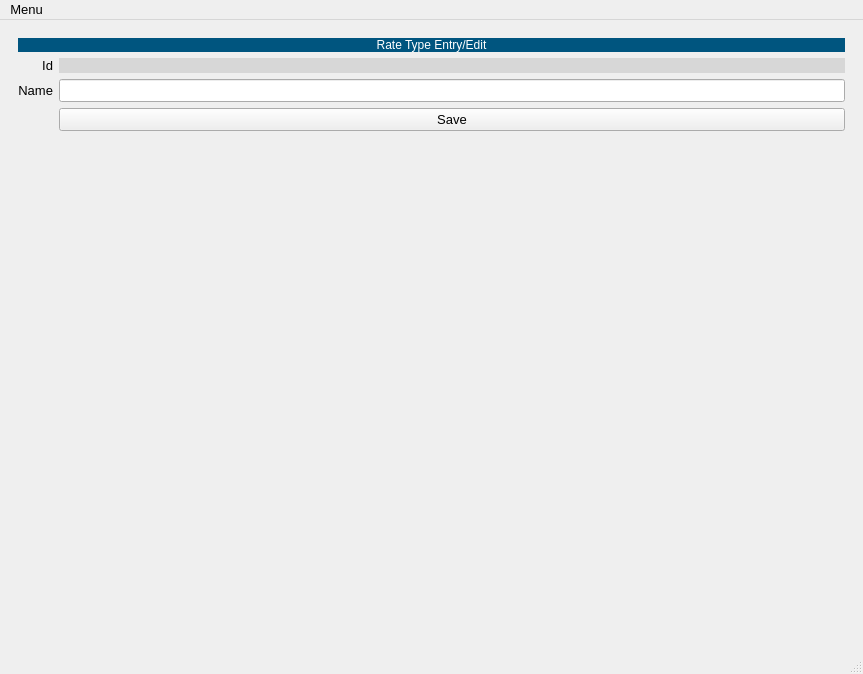
Soapey/HQCPQ, file app/gui/ui_files/main_window.ui: the form before one commit.
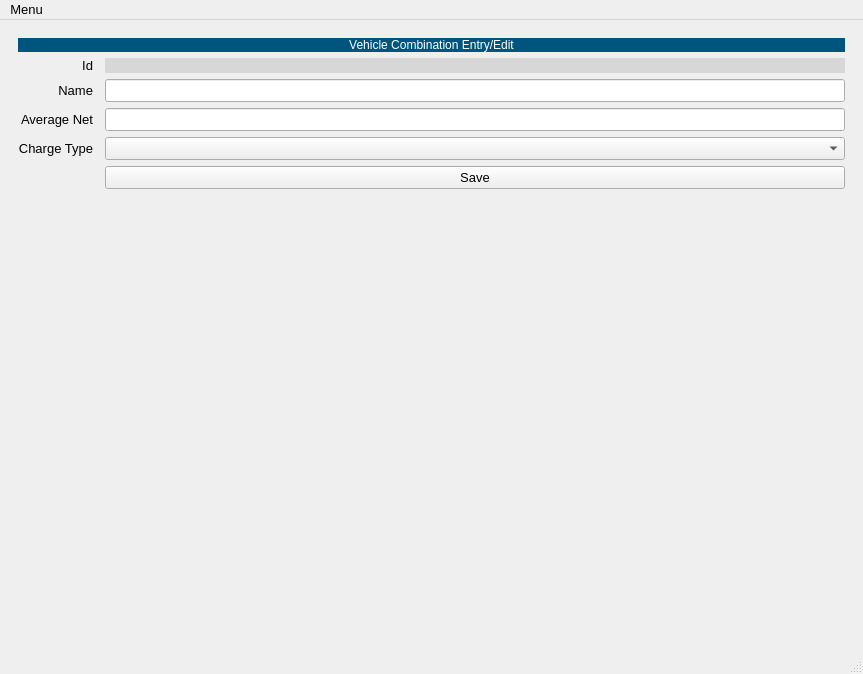
The form after the commit.

```diff
--- a/app/gui/ui_files/main_window.ui
+++ b/app/gui/ui_files/main_window.ui
@@ -33,7 +33,7 @@
        <bool>false</bool>
       </property>
       <property name="currentIndex">
-       <number>5</number>
+       <number>7</number>
       </property>
       <widget class="QWidget" name="pageQuotes">
        <layout class="QGridLayout" name="gridLayout_3">
@@ -528,6 +528,199 @@
         </item>
        </layout>
       </widget>
+      <widget class="QWidget" name="pageVehicleCombinations">
+       <layout class="QGridLayout" name="gridLayout_14">
+        <item row="0" column="0" colspan="3">
+         <widget class="QLabel" name="lblVehicleCombinations_Header">
+          <property name="styleSheet">
+           <string notr="true">background-color: rgb(0, 85, 127);
+color: rgb(255, 255, 255);
+font: 75 14pt &quot;Helvetica&quot;;</string>
+          </property>
+          <property name="text">
+           <string>Vehicle Combinations</string>
+          </property>
+          <property name="alignment">
+           <set>Qt::AlignCenter</set>
+          </property>
+         </widget>
+        </item>
+        <item row="1" column="0">
+         <widget class="QPushButton" name="btnNewVehicleCombination">
+          <property name="text">
+           <string>New</string>
+          </property>
+         </widget>
+        </item>
+        <item row="1" column="1">
+         <widget class="QPushButton" name="btnEditVehicleCombination">
+          <property name="text">
+           <string>Edit</string>
+          </property>
+         </widget>
+        </item>
+        <item row="1" column="2">
+         <widget class="QPushButton" name="btnDeleteVehicleCombination">
+          <property name="text">
+           <string>Delete</string>
+          </property>
+         </widget>
+        </item>
+        <item row="2" column="0" colspan="3">
+         <widget class="QLineEdit" name="txtVehicleCombinationSearch"/>
+        </item>
+        <item row="3" column="0" colspan="3">
+         <widget class="QTableWidget" name="tblVehicleCombinations">
+          <property name="sizeAdjustPolicy">
+           <enum>QAbstractScrollArea::AdjustToContents</enum>
+          </property>
+          <property name="editTriggers">
+           <set>QAbstractItemView::NoEditTriggers</set>
+          </property>
+          <property name="selectionMode">
+           <enum>QAbstractItemView::SingleSelection</enum>
+          </property>
+          <property name="selectionBehavior">
+           <enum>QAbstractItemView::SelectRows</enum>
+          </property>
+          <property name="columnCount">
+           <number>0</number>
+          </property>
+          <attribute name="horizontalHeaderStretchLastSection">
+           <bool>true</bool>
+          </attribute>
+          <attribute name="verticalHeaderVisible">
+           <bool>false</bool>
+          </attribute>
+          <attribute name="verticalHeaderStretchLastSection">
+           <bool>false</bool>
+          </attribute>
+         </widget>
+        </item>
+       </layout>
+      </widget>
+      <widget class="QWidget" name="pageVehicleCombinationEntry">
+       <layout class="QGridLayout" name="gridLayout_15">
+        <item row="2" column="2">
+         <widget class="QLineEdit" name="txtVehicleCombination_Name"/>
+        </item>
+        <item row="6" column="0" colspan="3">
+         <spacer name="verticalSpacer_5">
+          <property name="orientation">
+           <enum>Qt::Vertical</enum>
+          </property>
+          <property name="sizeHint" stdset="0">
+           <size>
+            <width>824</width>
+            <height>430</height>
+           </size>
+          </property>
+         </spacer>
+        </item>
+        <item row="0" column="0" colspan="3">
+         <widget class="QLabel" name="lblVehicleCombinationEntry_Header">
+          <property name="styleSheet">
+           <string notr="true">background-color: rgb(0, 85, 127);
+color: rgb(255, 255, 255);
+font: 75 14pt &quot;Helvetica&quot;;</string>
+          </property>
+          <property name="text">
+           <string>Vehicle Combination Entry/Edit</string>
+          </property>
+          <property name="alignment">
+           <set>Qt::AlignCenter</set>
+          </property>
+         </widget>
+        </item>
+        <item row="1" column="0">
+         <widget class="QLabel" name="lblVehicleCombinationId_Label">
+          <property name="sizePolicy">
+           <sizepolicy hsizetype="Preferred" vsizetype="Maximum">
+            <horstretch>0</horstretch>
+            <verstretch>0</verstretch>
+           </sizepolicy>
+          </property>
+          <property name="layoutDirection">
+           <enum>Qt::LeftToRight</enum>
+          </property>
+          <property name="text">
+           <string>Id</string>
+          </property>
+          <property name="alignment">
+           <set>Qt::AlignRight|Qt::AlignTrailing|Qt::AlignVCenter</set>
+          </property>
+         </widget>
+        </item>
+        <item row="1" column="2">
+         <widget class="QLabel" name="lblVehicleCombinationId">
+          <property name="sizePolicy">
+           <sizepolicy hsizetype="Preferred" vsizetype="Minimum">
+            <horstretch>0</horstretch>
+            <verstretch>0</verstretch>
+           </sizepolicy>
+          </property>
+          <property name="styleSheet">
+           <string notr="true">background-color: rgb(215, 215, 215);</string>
+          </property>
+          <property name="text">
+           <string/>
+          </property>
+         </widget>
+        </item>
+        <item row="2" column="0">
+         <widget class="QLabel" name="lblVehicleCombination_Name">
+          <property name="sizePolicy">
+           <sizepolicy hsizetype="Preferred" vsizetype="Maximum">
+            <horstretch>0</horstretch>
+            <verstretch>0</verstretch>
+           </sizepolicy>
+          </property>
+          <property name="layoutDirection">
+           <enum>Qt::LeftToRight</enum>
+          </property>
+          <property name="text">
+           <string>Name</string>
+          </property>
+          <property name="alignment">
+           <set>Qt::AlignRight|Qt::AlignTrailing|Qt::AlignVCenter</set>
+          </property>
+         </widget>
+        </item>
+        <item row="3" column="2">
+         <widget class="QLineEdit" name="txtVehicleCombination_Net"/>
+        </item>
+        <item row="3" column="0">
+         <widget class="QLabel" name="lblVehicleCombination_Net">
+          <property name="text">
+           <string>Average Net</string>
+          </property>
+          <property name="alignment">
+           <set>Qt::AlignRight|Qt::AlignTrailing|Qt::AlignVCenter</set>
+          </property>
+         </widget>
+        </item>
+        <item row="5" column="2">
+         <widget class="QPushButton" name="btnSaveVehicleCombination">
+          <property name="text">
+           <string>Save</string>
+          </property>
+         </widget>
+        </item>
+        <item row="4" column="0">
+         <widget class="QLabel" name="lblVehicleCombination_ChargeType">
+          <property name="text">
+           <string>Charge Type</string>
+          </property>
+          <property name="alignment">
+           <set>Qt::AlignRight|Qt::AlignTrailing|Qt::AlignVCenter</set>
+          </property>
+         </widget>
+        </item>
+        <item row="4" column="2">
+         <widget class="QComboBox" name="cmbVehicleCombination_ChargeType"/>
+        </item>
+       </layout>
+      </widget>
      </widget>
     </item>
    </layout>
```
Left out of the diff: 6 changed lines with no effect on the pictures.
